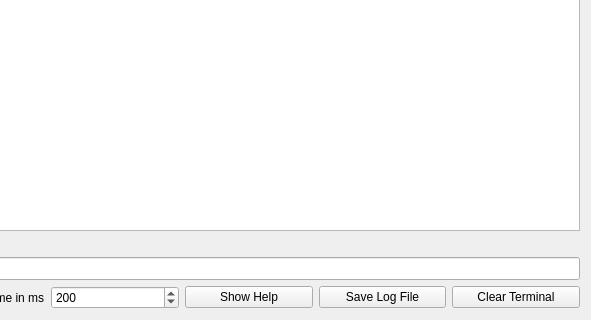
KAYA-Instruments/SDI-Control-Point, file dct_widgets/debugterminal/debugterminal.ui: the form before one commit; both pictures show x 109 to 700 and y 580 to 900 of the 700 by 900 pixel window.
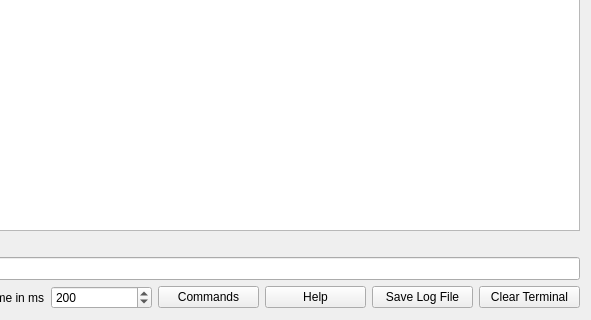
The form after the commit. Icons and pictures are not drawn.

Commit message: Fixed Add list of available commands in the debug terminal #48

Diff of the .ui file:
```diff
--- a/dct_widgets/debugterminal/debugterminal.ui
+++ b/dct_widgets/debugterminal/debugterminal.ui
@@ -87,10 +87,17 @@
        </property>
       </widget>
      </item>
+     <item>
+      <widget class="QPushButton" name="btnShowCommands">
+       <property name="text">
+        <string>Commands</string>
+       </property>
+      </widget>
+     </item>
      <item>
       <widget class="QPushButton" name="btnShowHelp">
        <property name="text">
-        <string>Show Help</string>
+        <string>Help</string>
        </property>
       </widget>
      </item>
```
The commit also changes 2 other files.
